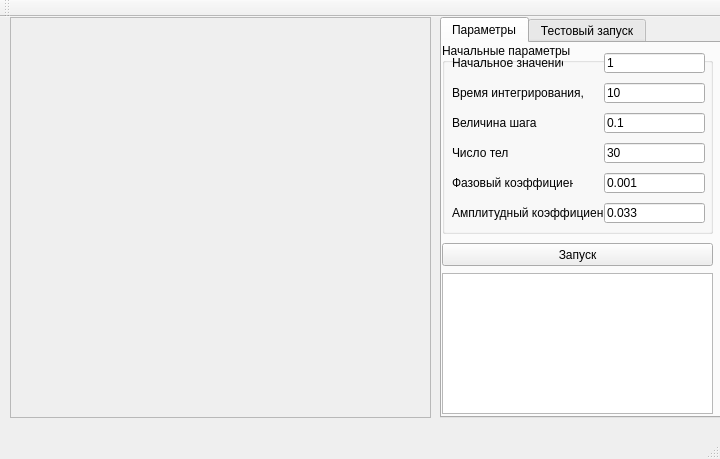
Before: the Qt Designer form mainwindow.ui in JetV/Bac_Diplom, drawn with Qt 5.
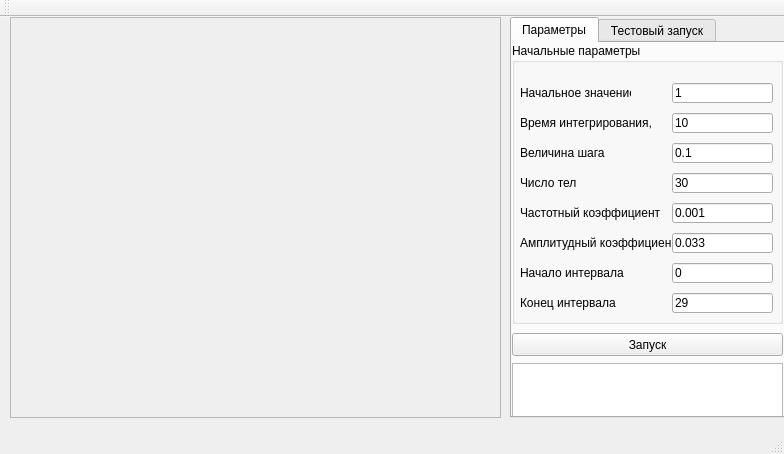
After: the same form once the commit is applied. Custom widgets are drawn as their Qt base class.

```diff
--- a/mainwindow.ui
+++ b/mainwindow.ui
@@ -6,8 +6,8 @@
    <rect>
     <x>0</x>
     <y>0</y>
-    <width>720</width>
-    <height>459</height>
+    <width>784</width>
+    <height>454</height>
    </rect>
   </property>
   <property name="windowTitle">
@@ -17,7 +17,7 @@
    <widget class="QTabWidget" name="tabWidget">
     <property name="geometry">
      <rect>
-      <x>440</x>
+      <x>510</x>
       <y>0</y>
       <width>281</width>
       <height>401</height>
@@ -36,7 +36,7 @@
         <x>0</x>
         <y>0</y>
         <width>271</width>
-        <height>191</height>
+        <height>281</height>
        </rect>
       </property>
       <property name="title">
@@ -45,8 +45,8 @@
       <widget class="QLineEdit" name="InitVal">
        <property name="geometry">
         <rect>
-         <x>162</x>
-         <y>10</y>
+         <x>160</x>
+         <y>40</y>
          <width>101</width>
          <height>20</height>
         </rect>
@@ -58,8 +58,8 @@
       <widget class="QLineEdit" name="TmSec">
        <property name="geometry">
         <rect>
-         <x>162</x>
-         <y>40</y>
+         <x>160</x>
+         <y>70</y>
          <width>101</width>
          <height>20</height>
         </rect>
@@ -71,8 +71,8 @@
       <widget class="QLineEdit" name="Stp">
        <property name="geometry">
         <rect>
-         <x>162</x>
-         <y>70</y>
+         <x>160</x>
+         <y>100</y>
          <width>101</width>
          <height>20</height>
         </rect>
@@ -84,8 +84,8 @@
       <widget class="QLineEdit" name="BdyNum">
        <property name="geometry">
         <rect>
-         <x>162</x>
-         <y>100</y>
+         <x>160</x>
+         <y>130</y>
          <width>101</width>
          <height>20</height>
         </rect>
@@ -97,8 +97,8 @@
       <widget class="QLineEdit" name="PhsCoeff">
        <property name="geometry">
         <rect>
-         <x>162</x>
-         <y>130</y>
+         <x>160</x>
+         <y>160</y>
          <width>101</width>
          <height>20</height>
         </rect>
@@ -110,8 +110,8 @@
       <widget class="QLineEdit" name="AmpCoeff">
        <property name="geometry">
         <rect>
-         <x>162</x>
-         <y>160</y>
+         <x>160</x>
+         <y>190</y>
          <width>101</width>
          <height>20</height>
         </rect>
@@ -123,8 +123,8 @@
       <widget class="QLabel" name="label">
        <property name="geometry">
         <rect>
-         <x>10</x>
-         <y>10</y>
+         <x>8</x>
+         <y>40</y>
          <width>111</width>
          <height>20</height>
         </rect>
@@ -136,8 +136,8 @@
       <widget class="QLabel" name="label_2">
        <property name="geometry">
         <rect>
-         <x>10</x>
-         <y>40</y>
+         <x>8</x>
+         <y>70</y>
          <width>131</width>
          <height>20</height>
         </rect>
@@ -149,8 +149,8 @@
       <widget class="QLabel" name="label_3">
        <property name="geometry">
         <rect>
-         <x>10</x>
-         <y>70</y>
+         <x>8</x>
+         <y>100</y>
          <width>111</width>
          <height>20</height>
         </rect>
@@ -162,8 +162,8 @@
       <widget class="QLabel" name="label_4">
        <property name="geometry">
         <rect>
-         <x>10</x>
-         <y>100</y>
+         <x>8</x>
+         <y>130</y>
          <width>111</width>
          <height>20</height>
         </rect>
@@ -175,21 +175,21 @@
       <widget class="QLabel" name="label_5">
        <property name="geometry">
         <rect>
-         <x>10</x>
-         <y>130</y>
-         <width>121</width>
+         <x>8</x>
+         <y>160</y>
+         <width>141</width>
          <height>20</height>
         </rect>
        </property>
        <property name="text">
-        <string>Фазовый коэффициент</string>
+        <string>Частотный коэффициент</string>
        </property>
       </widget>
       <widget class="QLabel" name="label_6">
        <property name="geometry">
         <rect>
-         <x>10</x>
-         <y>160</y>
+         <x>8</x>
+         <y>190</y>
          <width>151</width>
          <height>20</height>
         </rect>
@@ -198,12 +198,64 @@
         <string>Амплитудный коэффициент</string>
        </property>
       </widget>
+      <widget class="QLineEdit" name="LftEdge">
+       <property name="geometry">
+        <rect>
+         <x>160</x>
+         <y>220</y>
+         <width>101</width>
+         <height>20</height>
+        </rect>
+       </property>
+       <property name="text">
+        <string>0</string>
+       </property>
+      </widget>
+      <widget class="QLabel" name="label_7">
+       <property name="geometry">
+        <rect>
+         <x>8</x>
+         <y>220</y>
+         <width>151</width>
+         <height>20</height>
+        </rect>
+       </property>
+       <property name="text">
+        <string>Начало интервала</string>
+       </property>
+      </widget>
+      <widget class="QLineEdit" name="RgtEdge">
+       <property name="geometry">
+        <rect>
+         <x>160</x>
+         <y>250</y>
+         <width>101</width>
+         <height>20</height>
+        </rect>
+       </property>
+       <property name="text">
+        <string>29</string>
+       </property>
+      </widget>
+      <widget class="QLabel" name="label_8">
+       <property name="geometry">
+        <rect>
+         <x>8</x>
+         <y>250</y>
+         <width>151</width>
+         <height>20</height>
+        </rect>
+       </property>
+       <property name="text">
+        <string>Конец интервала</string>
+       </property>
+      </widget>
      </widget>
      <widget class="QPushButton" name="pushButton">
       <property name="geometry">
        <rect>
         <x>0</x>
-        <y>200</y>
+        <y>290</y>
         <width>271</width>
         <height>23</height>
        </rect>
@@ -216,9 +268,9 @@
       <property name="geometry">
        <rect>
         <x>0</x>
-        <y>230</y>
+        <y>320</y>
         <width>271</width>
-        <height>141</height>
+        <height>61</height>
        </rect>
       </property>
      </widget>
@@ -257,7 +309,7 @@
      <rect>
       <x>10</x>
       <y>0</y>
-      <width>421</width>
+      <width>491</width>
       <height>401</height>
      </rect>
     </property>
@@ -272,7 +324,7 @@
       <rect>
        <x>10</x>
        <y>10</y>
-       <width>401</width>
+       <width>471</width>
        <height>381</height>
       </rect>
      </property>
```
Left out of the diff: 4 changed lines with no effect on the pictures.
